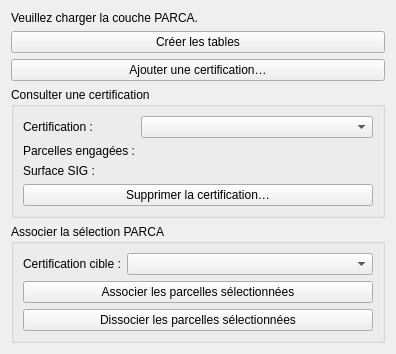
The window that qsequoia2/modules/engagement_fiscaux/engagement_fiscaux.ui (SequoiApp/Qsequoia2) describes before a commit, drawn with Qt 5.
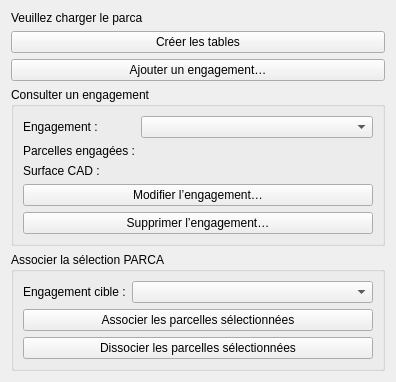
The same window after the commit.

What changed in the file:
```diff
--- a/qsequoia2/modules/engagement_fiscaux/engagement_fiscaux.ui
+++ b/qsequoia2/modules/engagement_fiscaux/engagement_fiscaux.ui
@@ -13,7 +13,9 @@
   <layout class="QVBoxLayout" name="vbox_engagement_fiscaux">
    <item>
     <widget class="QLabel" name="lbl_status">
-     <property name="text"><string>Veuillez charger la couche PARCA.</string></property>
+     <property name="text">
+      <string>Veuillez charger le parca</string>
+     </property>
     </widget>
    </item>
    <item>
@@ -26,20 +28,20 @@
    <item>
     <widget class="QPushButton" name="btn_add_engagement">
      <property name="text">
-      <string>Ajouter une certification…</string>
+      <string>Ajouter un engagement…</string>
      </property>
     </widget>
    </item>
    <item>
     <widget class="QGroupBox" name="grp_selection">
      <property name="title">
-      <string>Consulter une certification</string>
+      <string>Consulter un engagement</string>
      </property>
      <layout class="QFormLayout" name="form_selection">
       <item row="0" column="0">
        <widget class="QLabel" name="lbl_certifications">
         <property name="text">
-         <string>Certification :</string>
+         <string>Engagement :</string>
         </property>
        </widget>
       </item>
@@ -59,7 +61,7 @@
       <item row="2" column="0">
        <widget class="QLabel" name="lbl_area">
         <property name="text">
-         <string>Surface SIG :</string>
+         <string>Surface CAD :</string>
         </property>
        </widget>
       </item>
@@ -67,9 +69,16 @@
        <widget class="QLabel" name="lbl_area_value"/>
       </item>
       <item row="3" column="0" colspan="2">
+       <widget class="QPushButton" name="btn_edit">
+        <property name="text">
+         <string>Modifier l’engagement…</string>
+        </property>
+       </widget>
+      </item>
+      <item row="4" column="0" colspan="2">
        <widget class="QPushButton" name="btn_delete">
         <property name="text">
-         <string>Supprimer la certification…</string>
+         <string>Supprimer l’engagement…</string>
         </property>
        </widget>
       </item>
@@ -85,12 +94,16 @@
       <item row="0" column="0">
        <widget class="QLabel" name="lbl_target">
         <property name="text">
-         <string>Certification cible :</string>
+         <string>Engagement cible :</string>
         </property>
        </widget>
       </item>
       <item row="0" column="1">
-       <widget class="QComboBox" name="cb_target"/>
+       <widget class="QComboBox" name="cb_target">
+        <property name="placeholderText">
+         <string>Choisir un engagement...</string>
+        </property>
+       </widget>
       </item>
       <item row="1" column="0" colspan="2">
        <widget class="QPushButton" name="btn_link_parcels">
```
Left out of the diff: 12 changed lines with no effect on the pictures.
